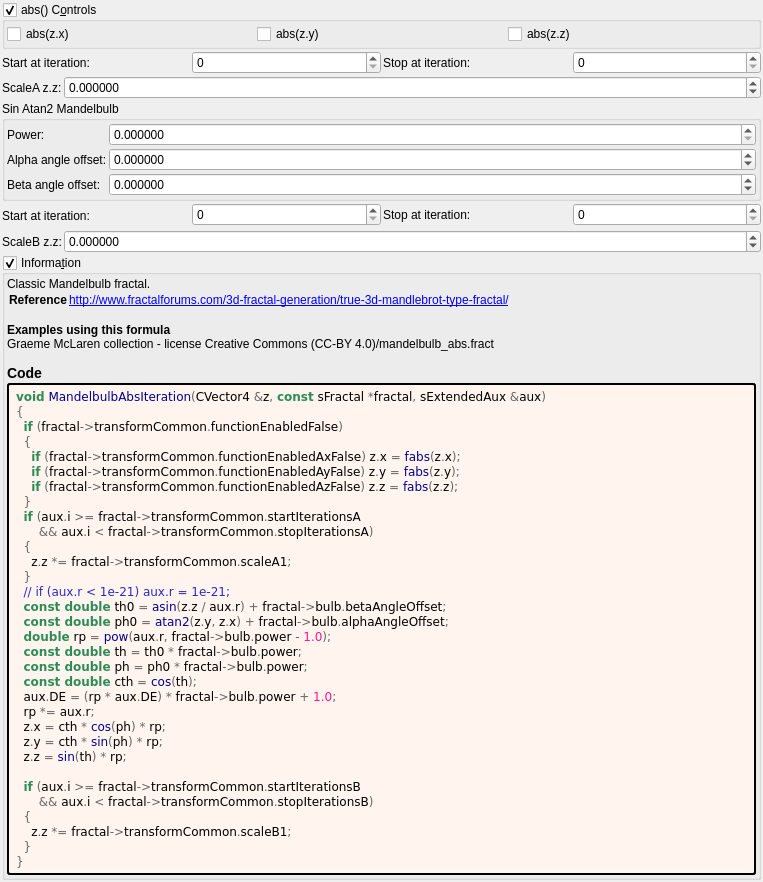
This is mandelbulber2/formula/ui/mandelbulb_abs.ui in buddhi1980/mandelbulber2 as Qt 5 draws it before an edit. The edited form follows.
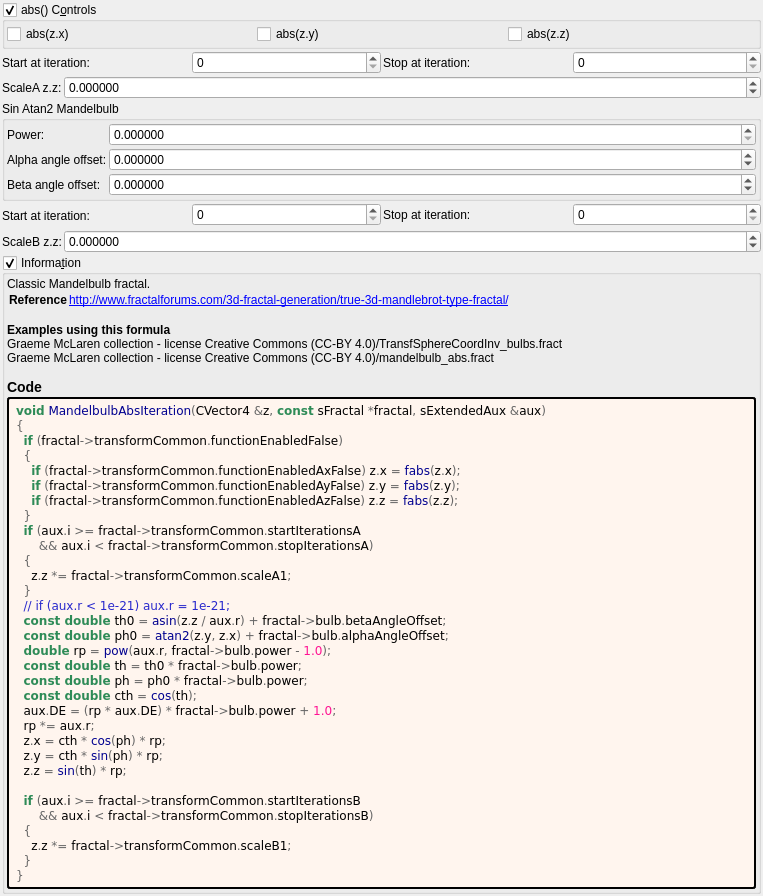
This is the edited form. Custom widgets are drawn as their Qt base class.

Diff of the .ui file:
```diff
--- a/mandelbulber2/formula/ui/mandelbulb_abs.ui
+++ b/mandelbulber2/formula/ui/mandelbulb_abs.ui
@@ -429,7 +429,7 @@
 &lt;tr&gt;&lt;th&gt;Reference&lt;/th&gt;&lt;td&gt;&lt;a href=&quot;http://www.fractalforums.com/3d-fractal-generation/true-3d-mandlebrot-type-fractal/&quot;&gt;http://www.fractalforums.com/3d-fractal-generation/true-3d-mandlebrot-type-fractal/&lt;br&gt;
 &lt;/td&gt;&lt;/tr&gt;
 &lt;/table&gt;
-&lt;br&gt;&lt;b&gt;Examples using this formula&lt;/b&gt;&lt;br&gt;Graeme McLaren  collection - license Creative Commons  (CC-BY 4.0)/mandelbulb_abs.fract&lt;h3&gt;Code&lt;/h3&gt;</string>
+&lt;br&gt;&lt;b&gt;Examples using this formula&lt;/b&gt;&lt;br&gt;Graeme McLaren  collection - license Creative Commons  (CC-BY 4.0)/TransfSphereCoordInv_bulbs.fract&lt;br&gt;Graeme McLaren  collection - license Creative Commons  (CC-BY 4.0)/mandelbulb_abs.fract&lt;h3&gt;Code&lt;/h3&gt;</string>
         </property>
         <property name="wordWrap">
          <bool>true</bool>
```
